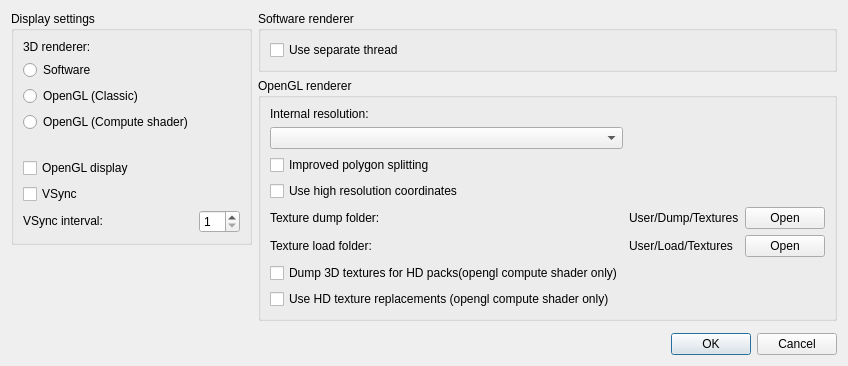
The window that src/frontend/qt_sdl/VideoSettingsDialog.ui (noeldvictor/melonDSHD) describes before a commit, drawn with Qt 5.
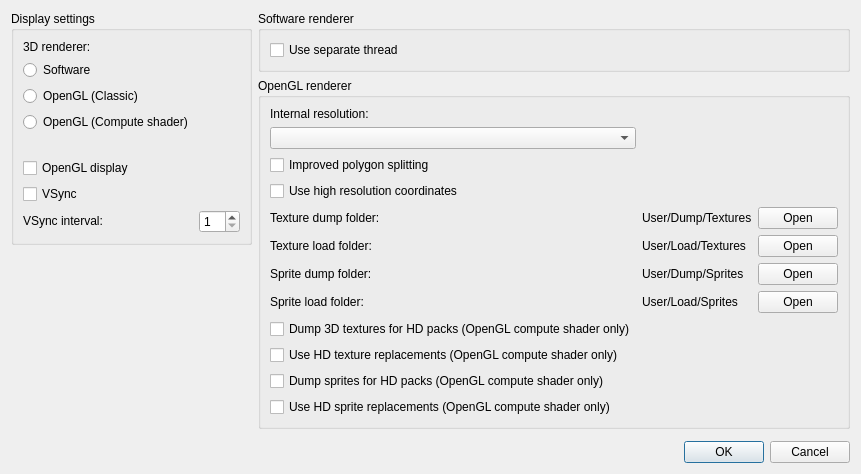
The same window after the commit.

Commit message: Add sprite dump and replacement features with UI integration

The edit to the form file:
```diff
--- a/src/frontend/qt_sdl/VideoSettingsDialog.ui
+++ b/src/frontend/qt_sdl/VideoSettingsDialog.ui
@@ -63,20 +63,6 @@
         </property>
        </widget>
       </item>
-      <item row="6" column="0">
-       <widget class="QCheckBox" name="cbHirezDump">
-        <property name="text">
-         <string>Dump 3D textures for HD packs(opengl compute shader only)</string>
-        </property>
-       </widget>
-      </item>
-      <item row="7" column="0">
-       <widget class="QCheckBox" name="cbHirezReplace">
-        <property name="text">
-         <string>Use HD texture replacements (opengl compute shader only)</string>
-        </property>
-       </widget>
-      </item>
       <item row="4" column="0">
        <widget class="QLabel" name="labelDumpPath">
         <property name="text">
@@ -131,6 +117,88 @@
         </property>
        </widget>
       </item>
+      <item row="6" column="0">
+       <widget class="QLabel" name="labelSpriteDumpPath">
+        <property name="text">
+         <string>Sprite dump folder:</string>
+        </property>
+       </widget>
+      </item>
+      <item row="6" column="1">
+       <widget class="QLabel" name="lblSpriteDumpFolder">
+        <property name="text">
+         <string notr="true">User/Dump/Sprites</string>
+        </property>
+        <property name="textInteractionFlags">
+         <set>Qt::LinksAccessibleByMouse|Qt::TextSelectableByMouse</set>
+        </property>
+       </widget>
+      </item>
+      <item row="6" column="2">
+       <widget class="QPushButton" name="btnOpenSpriteDumpFolder">
+        <property name="text">
+         <string>Open</string>
+        </property>
+        <property name="toolTip">
+         <string>Open the sprite dump folder</string>
+        </property>
+       </widget>
+      </item>
+      <item row="7" column="0">
+       <widget class="QLabel" name="labelSpriteLoadPath">
+        <property name="text">
+         <string>Sprite load folder:</string>
+        </property>
+       </widget>
+      </item>
+      <item row="7" column="1">
+       <widget class="QLabel" name="lblSpriteLoadFolder">
+        <property name="text">
+         <string notr="true">User/Load/Sprites</string>
+        </property>
+        <property name="textInteractionFlags">
+         <set>Qt::LinksAccessibleByMouse|Qt::TextSelectableByMouse</set>
+        </property>
+       </widget>
+      </item>
+      <item row="7" column="2">
+       <widget class="QPushButton" name="btnOpenSpriteLoadFolder">
+        <property name="text">
+         <string>Open</string>
+        </property>
+        <property name="toolTip">
+         <string>Open the sprite load folder</string>
+        </property>
+       </widget>
+      </item>
+      <item row="8" column="0">
+       <widget class="QCheckBox" name="cbHirezDump">
+        <property name="text">
+         <string>Dump 3D textures for HD packs (OpenGL compute shader only)</string>
+        </property>
+       </widget>
+      </item>
+      <item row="9" column="0">
+       <widget class="QCheckBox" name="cbHirezReplace">
+        <property name="text">
+         <string>Use HD texture replacements (OpenGL compute shader only)</string>
+        </property>
+       </widget>
+      </item>
+      <item row="10" column="0">
+       <widget class="QCheckBox" name="cbSpriteDump">
+        <property name="text">
+         <string>Dump sprites for HD packs (OpenGL compute shader only)</string>
+        </property>
+       </widget>
+      </item>
+      <item row="11" column="0">
+       <widget class="QCheckBox" name="cbSpriteReplace">
+        <property name="text">
+         <string>Use HD sprite replacements (OpenGL compute shader only)</string>
+        </property>
+       </widget>
+      </item>
      </layout>
     </widget>
    </item>
```
The commit also changes 6 other files.
